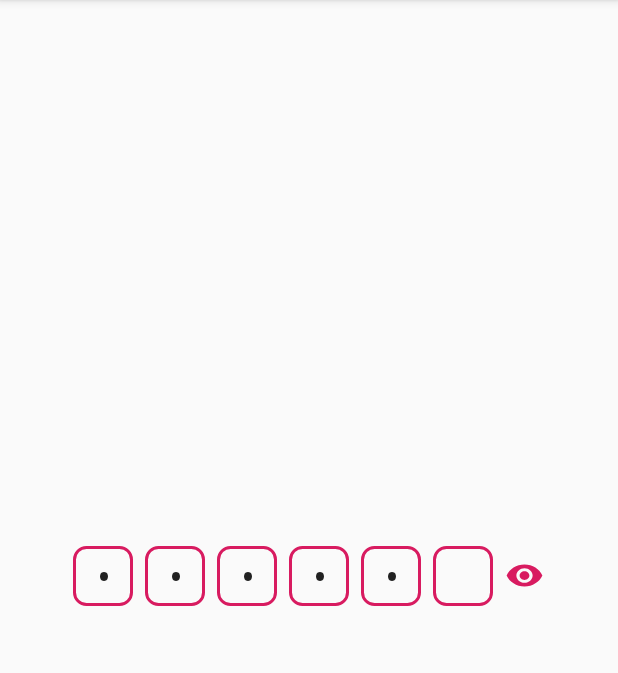
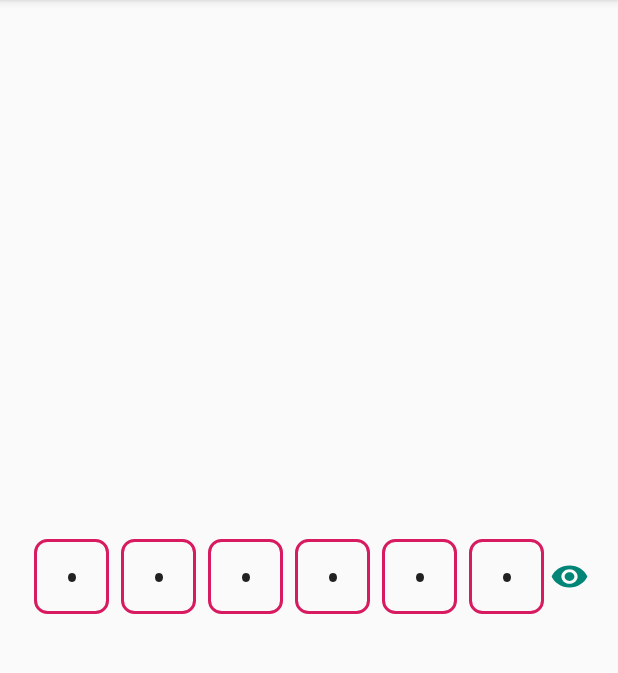
Before and after one commit to darshan-miskin/PinView-Android, an Android app: the screen it shows after launch (MainActivity), on a phone screen of 412 x 824 dp, the part 84-757 px from its top. Run offline under Robolectric (Android 15) with nearby library versions, the phone set to English and light mode, and no system bars.

Commit message:
more attributes added

```diff
--- a/app/src/main/java/com/gne/www/pinviewlibrary/MainActivity.java
+++ b/app/src/main/java/com/gne/www/pinviewlibrary/MainActivity.java
@@ -19,14 +19,20 @@ public class MainActivity extends AppCompatActivity {
         final PinView pinView=findViewById(R.id.pinview);
 
         pinView.setPinCount(6);
-//        pinView.setText("helllooo");
+        pinView.setText("helllooo");
         pinView.setPinBackground(getResources().getDrawable(R.drawable.pin_background));
         pinView.getText();
         pinView.setPinSize(40);
         pinView.setInputType(InputType.TYPE_NUMBER);
         pinView.setShowPasswordToggle(true);
         pinView.setPassword(true);
-//        pinView.requestPinFocus();
+        pinView.requestPinFocus();
+        pinView.requestPinFocus(4);
+        pinView.setPasswordToggleColor(getResources().getColor(R.color.colorPrimary));
+        pinView.setPinSize(50);
+        pinView.setPinTextSize(23);
+        pinView.setPasswordToggleSize(20);
+
 
         pinView.setOnPinCompletionListener(new OnPinCompletedListener() {
             @Override
--- a/app/src/main/res/layout/activity_main.xml
+++ b/app/src/main/res/layout/activity_main.xml
@@ -13,14 +13,12 @@
         app:pinCount="5"
         app:inputType="number"
         app:isPassword="false"
-        app:pinText="Hello"
         app:showPasswordToggle="true"
         app:pinBackground="@drawable/pin_background"
-
         app:pinSize="30dp"
         app:passwordToggleSize="26dp"
         app:passwordToggleColor="@color/colorAccent"
-
+        app:pinText="Hello"
         app:layout_constraintTop_toTopOf="parent"
         app:layout_constraintBottom_toBottomOf="parent"/>
 
--- a/pinview/src/main/java/com/gne/www/lib/PinView.java
+++ b/pinview/src/main/java/com/gne/www/lib/PinView.java
@@ -372,4 +372,43 @@ public class PinView extends LinearLayoutCompat {
         else
             editTextsArrayList.get(0).requestFocus();
     }
+
+    /**
+     * Textsize of the pins
+     * @param textSize size in sp
+     */
+    public void setPinTextSize(float textSize){
+        pinTextSize=textSize;
+        for (int i=0; i<getPinCount(); i++){
+            editTextsArrayList.get(i).setTextSize(pinTextSize);
+        }
+    }
+
+    /**
+     * Size of the toggle view
+     * @param toggleSize size in pixels
+     */
+    public void setPasswordToggleSize(int toggleSize){
+        if(isToggleAdded) {
+            passwordToggleSize=passwordToggleSize;
+            int height = (int) Math.round(passwordToggleSize - (passwordToggleSize * .10));
+            LinearLayoutCompat.LayoutParams layoutParams = new LinearLayoutCompat.
+                    LayoutParams(passwordToggleSize,
+                    height/*,1*/);
+            editTextsArrayList.get(editTextsArrayList.size() - 1).setLayoutParams(layoutParams);
+        }
+    }
+
+    /**
+     * Color/Tint to be applied to the toggle view
+     * @param color color resource
+     */
+    public void setPasswordToggleColor(int color){
+        if(isToggleAdded) {
+            passwordToggleColor=color;
+            Drawable drawable= editTextsArrayList.get(editTextsArrayList.size() - 1).getBackground();
+            drawable.setColorFilter(passwordToggleColor, PorterDuff.Mode.SRC_IN);
+            editTextsArrayList.get(editTextsArrayList.size() - 1).setBackground(drawable);
+        }
+    }
 }
```
